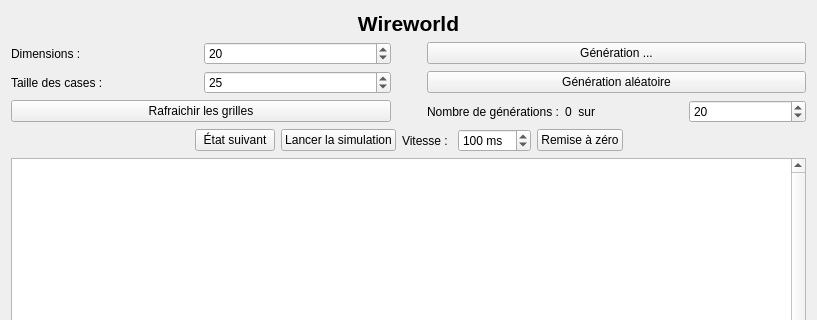
Before: the Qt Designer form src/ui/wwview.ui in danousna/autocell, drawn with Qt 5; both pictures show x 0 to 817 and y 0 to 320 of the 817 by 496 pixel window.
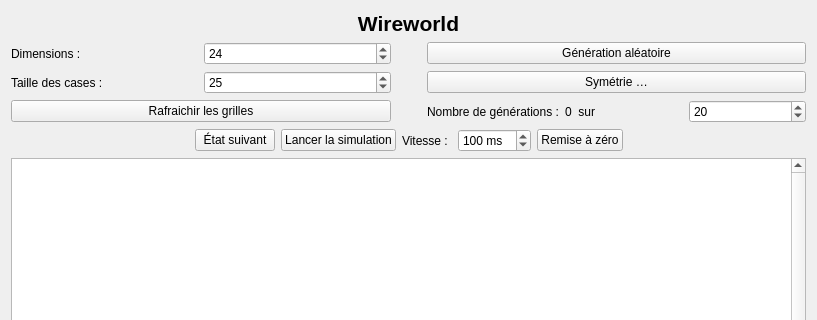
After: the same form once the commit is applied.

Commit message: Symétrie

What changed in the file:
```diff
--- a/src/ui/wwview.ui
+++ b/src/ui/wwview.ui
@@ -60,7 +60,7 @@
                 <number>50</number>
                </property>
                <property name="value">
-                <number>20</number>
+                <number>24</number>
                </property>
               </widget>
              </item>
@@ -87,9 +87,9 @@
          <item row="0" column="2">
           <layout class="QVBoxLayout" name="verticalLayout">
            <item>
-            <widget class="QPushButton" name="pushButton_2">
+            <widget class="QPushButton" name="btnGenRandom">
              <property name="text">
-              <string>Génération ...</string>
+              <string>Génération aléatoire</string>
              </property>
             </widget>
            </item>
@@ -164,9 +164,9 @@
           </layout>
          </item>
          <item row="1" column="2">
-          <widget class="QPushButton" name="btnGenRandom">
+          <widget class="QPushButton" name="btnSymetrie">
            <property name="text">
-            <string>Génération aléatoire</string>
+            <string>Symétrie …</string>
            </property>
           </widget>
          </item>
```
Left out of the diff: 3 changed lines with no effect on the pictures. The commit also changes 43 other files.
